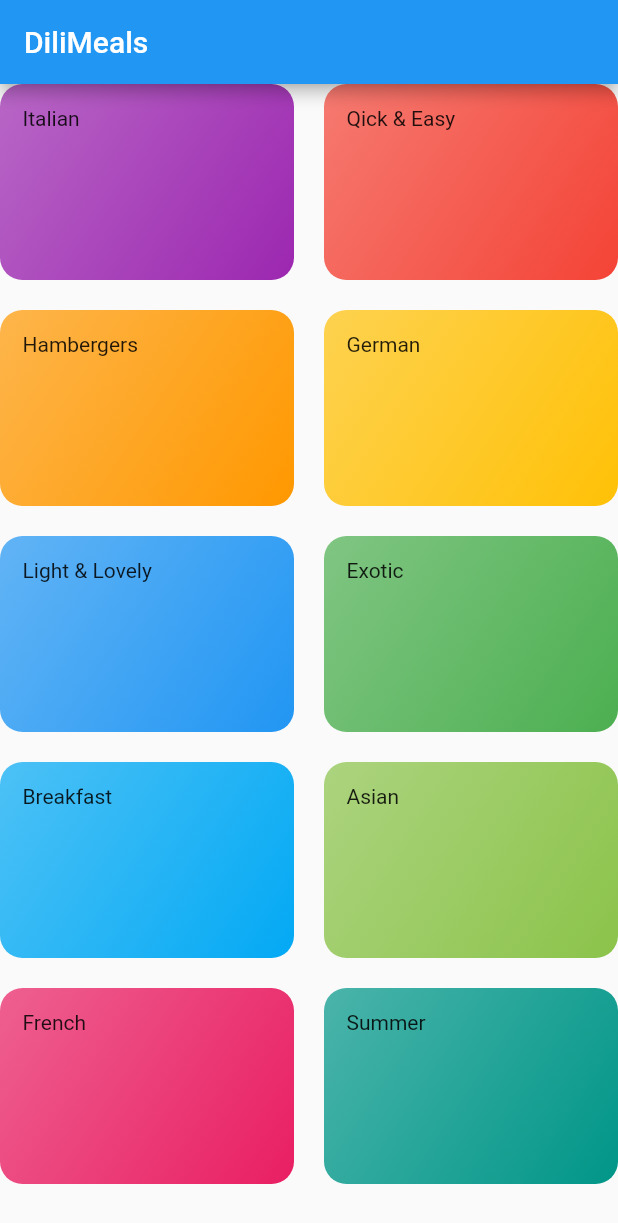
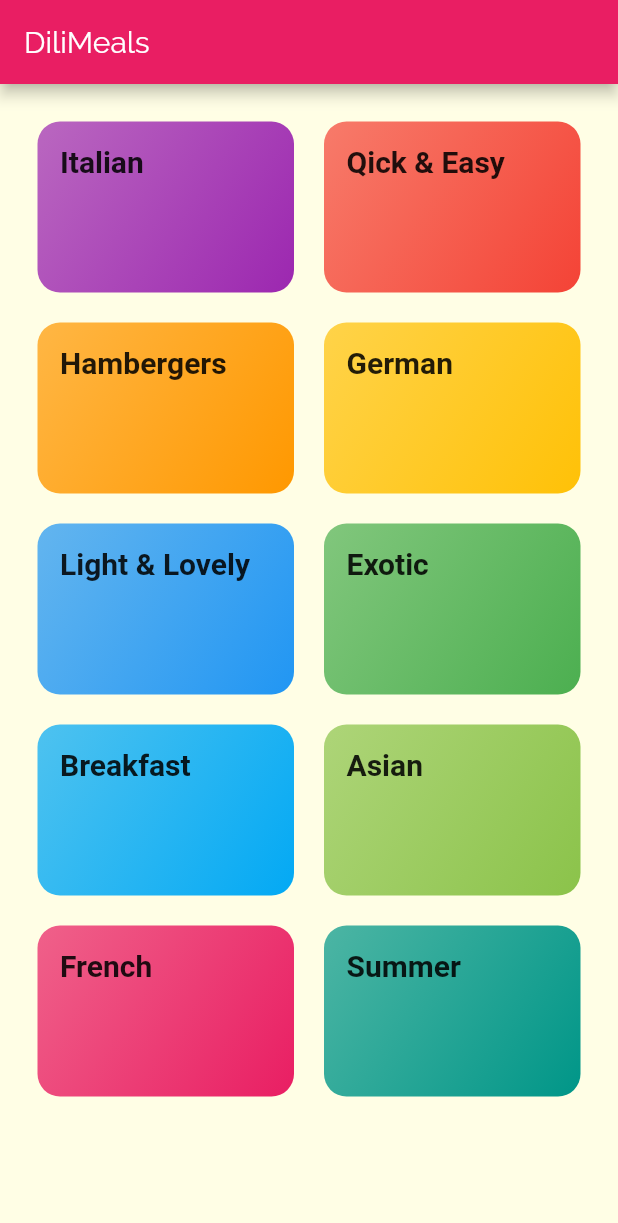
Before and after one commit to imrishuroy/Flutter-Meals-App, a Flutter app: the screen it shows after launch, on a phone screen of 412 x 824 dp. Shown: the top 1223 px of the screen. Run offline on Flutter 3.47's test engine with Material 2 defaults, Android fonts, the phone set to English and light mode, and no system bars; Roboto replaces fonts that are missing (RobotCondensed).

Commit message:
Added Theme Of The App

```diff
--- a/lib/category_item.dart
+++ b/lib/category_item.dart
@@ -18,7 +18,10 @@ class CategoryItem extends StatelessWidget {
           end: Alignment.bottomRight,
         ),
       ),
-      child: Text(title),
+      child: Text(
+        title,
+        style: Theme.of(context).textTheme.headline6,
+      ),
     );
   }
 }
--- a/lib/category_screen.dart
+++ b/lib/category_screen.dart
@@ -11,6 +11,7 @@ class CategoryScreen extends StatelessWidget {
         title: const Text('DiliMeals'),
       ),
       body: GridView(
+        padding: EdgeInsets.all(25),
         children: DUMMY_CATEGORIES
             .map((catData) => CategoryItem(catData.title, catData.color))
             .toList(),
--- a/lib/main.dart
+++ b/lib/main.dart
@@ -11,7 +11,30 @@ class MyApp extends StatelessWidget {
   Widget build(BuildContext context) {
     return MaterialApp(
       title: 'DiliMeals',
-      theme: ThemeData(primarySwatch: Colors.blue),
+      theme: ThemeData(
+        primarySwatch: Colors.pink,
+        accentColor: Colors.amber,
+        canvasColor: Color.fromRGBO(
+          255,
+          254,
+          229,
+          1,
+        ),
+        fontFamily: 'Raleway',
+        textTheme: ThemeData.light().textTheme.copyWith(
+              bodyText2: TextStyle(
+                color: Color.fromRGBO(20, 51, 51, 1),
+              ),
+              bodyText1: TextStyle(
+                color: Color.fromRGBO(20, 51, 51, 1),
+              ),
+              headline6: TextStyle(
+                fontFamily: 'RobotCondensed',
+                fontSize: 20,
+                fontWeight: FontWeight.bold,
+              ),
+            ),
+      ),
       home: CategoryScreen(),
     );
   }
```
Also changed, not shown: pubspec.yaml (+18 -11 lines), assets/fonts/Raleway-Black.ttf (added), assets/fonts/Raleway-Bold.ttf (added), assets/fonts/Raleway-Regular.ttf (added), assets/fonts/RobotoCondensed-Bold.ttf (added), assets/fonts/RobotoCondensed-Italic.ttf (added), assets/fonts/RobotoCondensed-Light.ttf (added), assets/fonts/RobotoCondensed-Regular.ttf (added).
